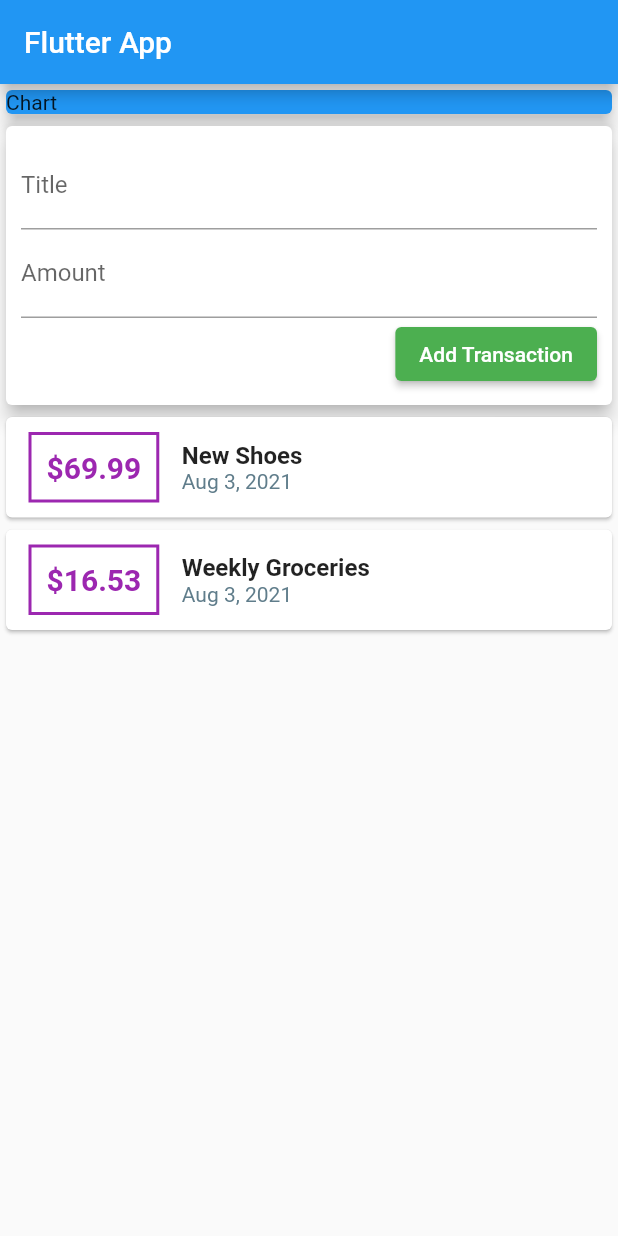
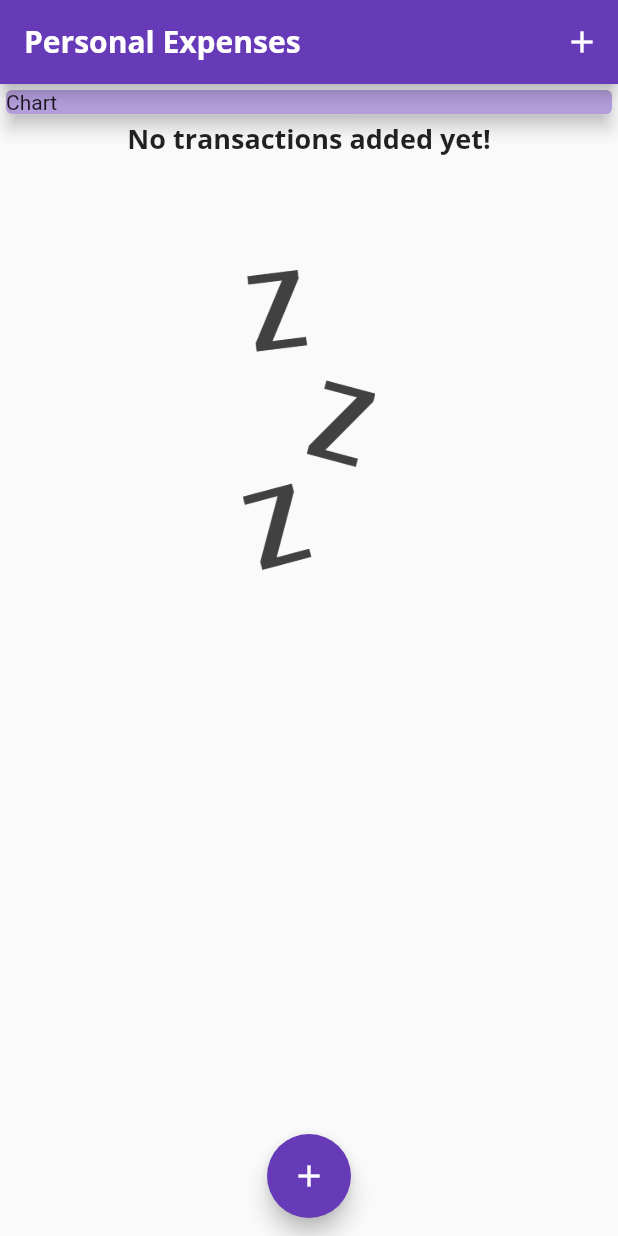
Before and after one commit to tjlandry/expense_planner, a Flutter app: the screen it shows after launch, on a phone screen of 412 x 824 dp. Run offline on Flutter 3.47's test engine with Material 2 defaults, Android fonts, the phone set to English and light mode, and no system bars.

Commit message:
expense app

```diff
--- a/lib/main.dart
+++ b/lib/main.dart
@@ -1,5 +1,10 @@
 import 'package:flutter/material.dart';
-import './widgets/user_transactions.dart';
+import 'package:flutter_complete_guide/widgets/new_transaction.dart';
+import 'package:flutter_complete_guide/widgets/transaction_list.dart';
+
+import './widgets/new_transaction.dart';
+import './models/transaction.dart';
+import './widgets/transaction_list.dart';
 
 void main() => runApp(MyApp());
 
@@ -7,32 +12,109 @@ class MyApp extends StatelessWidget {
   @override
   Widget build(BuildContext context) {
     return MaterialApp(
-      title: 'Flutter App',
+      title: 'Personal Expenses',
       home: MyHomePage(),
+      theme: ThemeData(
+        primarySwatch: Colors.deepPurple,
+        fontFamily: 'Quicksand',
+        textTheme: ThemeData.light().textTheme.copyWith(
+              headline6: TextStyle(
+                  fontFamily: 'OpenSans',
+                  fontSize: 18,
+                  fontWeight: FontWeight.bold),
+            ),
+        appBarTheme: AppBarTheme(
+          textTheme: ThemeData.light().textTheme.copyWith(
+                headline6: TextStyle(
+                  fontFamily: 'OpenSans',
+                  fontSize: 20,
+                  fontWeight: FontWeight.bold,
+                ),
+              ),
+        ),
+      ),
     );
   }
 }
 
-class MyHomePage extends StatelessWidget {
+class MyHomePage extends StatefulWidget {
+  @override
+  _MyHomePageState createState() => _MyHomePageState();
+}
+
+class _MyHomePageState extends State<MyHomePage> {
+  final titleController = TextEditingController();
+  final amountController = TextEditingController();
+
+  final List<Transaction> _userTransactions = [
+    // Transaction(
+    //   id: 't1',
+    //   title: 'New Shoes',
+    //   amount: 69.99,
+    //   date: DateTime.now(),
+    // ),
+    // Transaction(
+    //   id: 't2',
+    //   title: 'Weekly Groceries',
+    //   amount: 16.53,
+    //   date: DateTime.now(),
+    // )
+  ];
+
+  void _addNewTransaction(String title, double amount) {
+    final newTx = Transaction(
+      id: DateTime.now().toString(),
+      title: title,
+      amount: amount,
+      date: DateTime.now(),
+    );
+    setState(() => _userTransactions.add(newTx));
+  }
+
+  void _startAddNewTransaction(BuildContext context) {
+    showModalBottomSheet(
+      context: context,
+      builder: (bCtx) =>
+          GestureDetector(child: NewTransaction(_addNewTransaction)),
+    );
+  }
+
   @override
   Widget build(BuildContext context) {
     return Scaffold(
       appBar: AppBar(
-        title: Text('Flutter App'),
+        title: Text(
+          'Personal Expenses',
         ),
-      body: Column(
+        actions: [
+          IconButton(
+            onPressed: () => _startAddNewTransaction(context),
+            icon: Icon(Icons.add),
+            color: Colors.white,
+          )
+        ],
+      ),
+      floatingActionButton: FloatingActionButton(
+        child: Icon(Icons.add),
+        onPressed: () => _startAddNewTransaction(context),
+      ),
+      floatingActionButtonLocation:
+          FloatingActionButtonLocation.miniCenterFloat,
+      body: SingleChildScrollView(
+        child: Column(
           crossAxisAlignment: CrossAxisAlignment.stretch,
           children: [
             Container(
               child: Card(
                 child: Text('Chart'),
                 elevation: 5,
-              color: Colors.blue,
+                color: Theme.of(context).backgroundColor,
               ),
               width: double.infinity,
             ),
-          UserTransactions(),
+            TransactionList(_userTransactions),
           ],
+        ),
       ),
     );
   }
--- a/lib/widgets/new_transaction.dart
+++ b/lib/widgets/new_transaction.dart
@@ -1,13 +1,33 @@
 import 'package:flutter/material.dart';
 
-import './user_transactions.dart';
 
-class NewTransaction extends StatelessWidget {
-  final titleController = TextEditingController();
-  final amountController = TextEditingController();
+class NewTransaction extends StatefulWidget {
   final Function addNewTx;
 
+
   NewTransaction(this.addNewTx);
+
+  @override
+  _NewTransactionState createState() => _NewTransactionState();
+}
+
+class _NewTransactionState extends State<NewTransaction> {
+  final titleController = TextEditingController();
+
+  final amountController = TextEditingController();
+
+  void submitData() {
+    final enteredTitle = titleController.text;
+    final enteredAmount = double.parse(amountController.text);
+
+    if (enteredTitle.isEmpty || enteredAmount <= 0) {
+      return;
+    }
+
+    widget.addNewTx(enteredTitle, enteredAmount);
+
+    Navigator.of(context).pop();
+  }
 
   @override
   Widget build(BuildContext context) {
@@ -23,6 +43,7 @@ class NewTransaction extends StatelessWidget {
                 labelText: 'Title',
               ),
               controller: titleController,
+              onSubmitted: (_) => submitData(),
             ),
             TextField(
               decoration: InputDecoration(
@@ -30,10 +51,11 @@ class NewTransaction extends StatelessWidget {
               ),
               controller: amountController,
               keyboardType: TextInputType.numberWithOptions(decimal:true),
+              onSubmitted: (_) => submitData(),
             ),
             ElevatedButton(
               child: Text('Add Transaction'),
-              onPressed: () => addNewTx(titleController.text, double.parse(amountController.text)),
+              onPressed: submitData,
               style: ElevatedButton.styleFrom(primary: Colors.green),
             ),
           ],
--- a/lib/widgets/transaction_list.dart
+++ b/lib/widgets/transaction_list.dart
@@ -11,8 +11,19 @@ class TransactionList extends StatelessWidget {
   @override
   Widget build(BuildContext context) {
     return Container(
-      height: 600,
-      child: ListView.builder(
+      height: 440,
+      child: userTransactions.isEmpty
+          ? Column(
+              children: [
+                Text(
+                  'No transactions added yet!',
+                  style: Theme.of(context).textTheme.headline6,
+                ),
+                SizedBox(height: 75,),
+                Container(child: Image.asset('assets/images/waiting.png', fit: BoxFit.cover,), height: 200,)
+              ],
+            )
+          : ListView.builder(
               itemCount: userTransactions.length,
               itemBuilder: (ctx, index) => Card(
                 child: Row(
@@ -24,17 +35,17 @@ class TransactionList extends StatelessWidget {
                       ),
                       decoration: BoxDecoration(
                         border: Border.all(
-                    color: Colors.purple,
+                          color: Theme.of(context).primaryColor,
                           width: 2,
                         ),
                       ),
                       padding: EdgeInsets.all(10),
                       child: Text(
-                  '\$${userTransactions[index].amount}',
+                        '\$${userTransactions[index].amount.toStringAsFixed(2)}',
                         style: TextStyle(
                           fontWeight: FontWeight.bold,
                           fontSize: 20,
-                    color: Colors.purple,
+                          color: Theme.of(context).primaryColorDark,
                         ),
                       ),
                     ),
@@ -43,11 +54,11 @@ class TransactionList extends StatelessWidget {
                         children: [
                           Text(
                             userTransactions[index].title,
-                      style:
-                          TextStyle(fontWeight: FontWeight.bold, fontSize: 16),
+                            style: Theme.of(context).textTheme.headline6,
                           ),
                           Text(
-                      DateFormat.yMMMd().format(userTransactions[index].date),
+                            DateFormat.yMMMd()
+                                .format(userTransactions[index].date),
                             style: TextStyle(color: Colors.blueGrey),
                           )
                         ],
--- a/lib/widgets/user_transactions.dart
+++ /dev/null
@@ -1,44 +0,0 @@
-import 'package:flutter/material.dart';
-
-import './new_transaction.dart';
-import './transaction_list.dart';
-import '../models/transaction.dart';
-
-class UserTransactions extends StatefulWidget {
-  @override
-  _UserTransactionsState createState() => _UserTransactionsState();
-}
-
-class _UserTransactionsState extends State<UserTransactions> {
-  final List<Transaction> _userTransactions = [
-    Transaction(
-      id: 't1',
-      title: 'New Shoes',
-      amount: 69.99,
-      date: DateTime.now(),
-    ),
-    Transaction(
-      id: 't2',
-      title: 'Weekly Groceries',
-      amount: 16.53,
-      date: DateTime.now(),
-    )
-  ];
-
-  void _addNewTransaction(String title, double amount) {
-    final newTx = Transaction(
-      id: DateTime.now().toString(),
-      title: title,
-      amount: amount,
-      date: DateTime.now(),
-    );
-    setState(() => _userTransactions.add(newTx));
-  }
-
-  @override
-  Widget build(BuildContext context) {
-    return Column(
-      children: [NewTransaction(_addNewTransaction), TransactionList(_userTransactions)],
-    );
-  }
-}
```
Also changed, not shown: pubspec.yaml (+14 -1 lines), assets/fonts/OpenSans-Bold.ttf (added), assets/fonts/OpenSans-Regular.ttf (added), assets/fonts/Quicksand-Bold.ttf (added), assets/fonts/Quicksand-Light.ttf (added), assets/fonts/Quicksand-Medium.ttf (added), assets/fonts/Quicksand-Regular.ttf (added), assets/images/waiting.png (added). Lines whose indentation alone changed are shown as unchanged.
